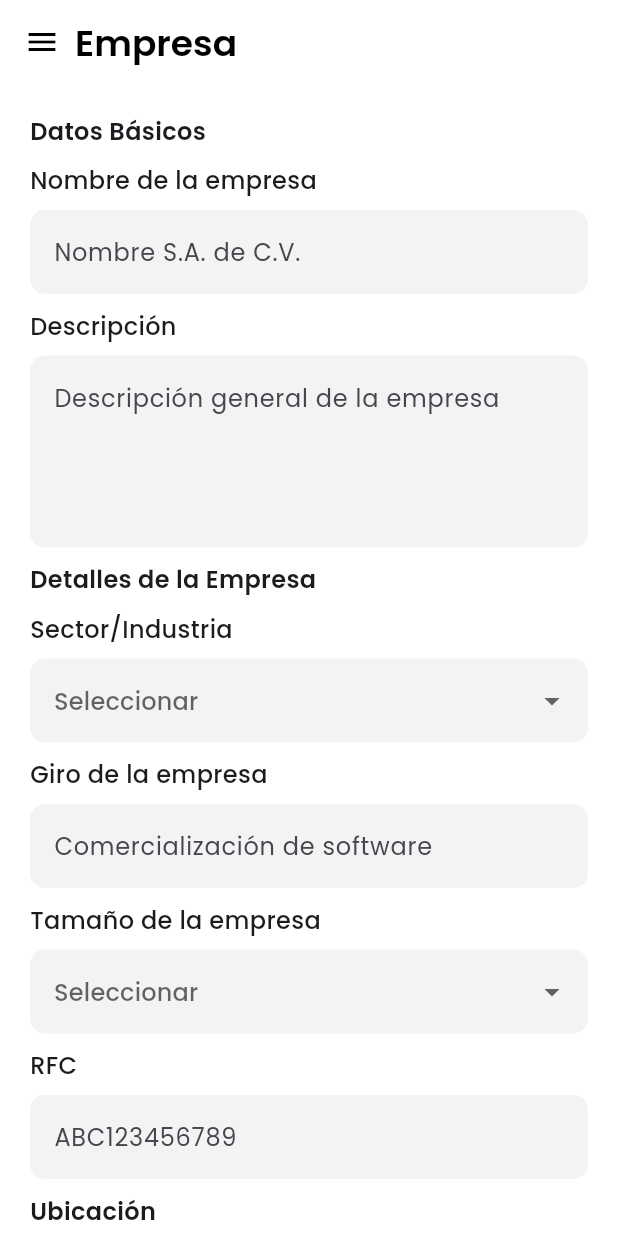
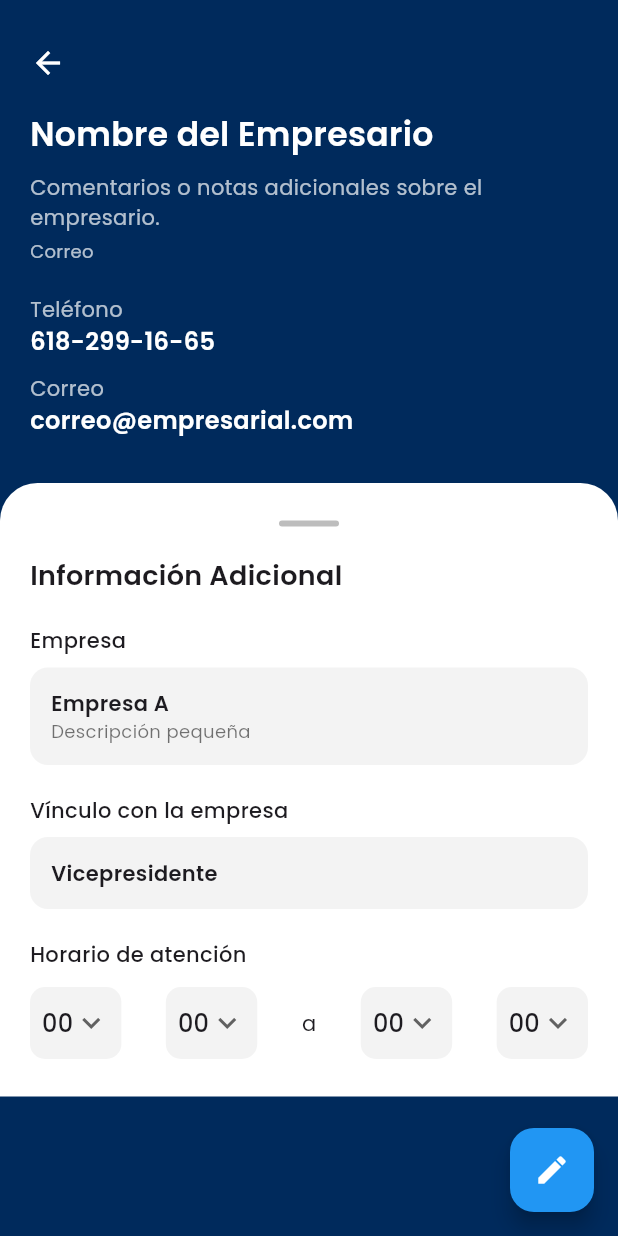
Before and after one commit to AlvaroAceval16/banco_de_proyectos, a Flutter app: the screen it shows after launch, on a phone screen of 412 x 824 dp. Run offline on Flutter 3.47's test engine with Material 3 defaults, Android fonts, the phone set to English and light mode, and no system bars; our stand-ins replace google_fonts.

Commit message:
Info contacto empresa- dependencias de animaciones

```diff
--- a/lib/main.dart
+++ b/lib/main.dart
@@ -1,5 +1,6 @@
 import 'package:banco_de_proyectos/pages/form_empresa.dart';
 import 'package:banco_de_proyectos/pages/form_proyecto.dart';
+import 'package:banco_de_proyectos/pages/info_contacto-empresa.dart';
 //import 'package:banco_de_proyectos/pages/login_page.dart';
 import 'package:flutter/material.dart';
 import 'package:google_fonts/google_fonts.dart';
@@ -17,7 +18,7 @@ class MyApp extends StatelessWidget {
         textTheme: GoogleFonts.poppinsTextTheme(),
       ),
       title: 'Material App',
-      home: FormularioEmpresa(),
+      home: InfoContactoEmpresa(),
     );
   }
 }
--- /dev/null
+++ b/lib/pages/info_contacto-empresa.dart
@@ -0,0 +1,223 @@
+import 'package:flutter/material.dart';
+
+void main() => runApp(InfoContactoEmpresaApp());
+
+class InfoContactoEmpresaApp extends StatelessWidget {
+  @override
+  Widget build(BuildContext context) {
+    return MaterialApp(
+      home: InfoContactoEmpresa(),
+      debugShowCheckedModeBanner: false,
+    );
+  }
+}
+
+class InfoContactoEmpresa extends StatelessWidget {
+  @override
+  Widget build(BuildContext context) {
+    return Scaffold(
+      backgroundColor: Color(0xFF002A5C),
+      floatingActionButton: FloatingActionButton(
+        onPressed: () {
+          // Acción para editar
+        },
+        backgroundColor: Colors.blue,
+        child: Icon(Icons.edit, color: Colors.white),
+      ),
+      body: Column(
+        children: [
+          Expanded(
+            child: ListView(
+              children: [
+                // Parte azul superior
+                Container(
+                  decoration: BoxDecoration(
+                    color: Color(0xFF002A5C), // azul oscuro
+                    borderRadius: BorderRadius.vertical(bottom: Radius.circular(20)),
+                  ),
+                  padding: EdgeInsets.symmetric(horizontal: 20, vertical: 30),
+                  child: Column(
+                    crossAxisAlignment: CrossAxisAlignment.start,
+                    children: [
+                      Icon(Icons.arrow_back, color: Colors.white),
+                      SizedBox(height: 20),
+                      Text(
+                        "Nombre del Empresario",
+                        style: TextStyle(
+                          fontSize: 22,
+                          fontWeight: FontWeight.bold,
+                          fontFamily: 'Poppins',
+                          color: Colors.white,
+                        ),
+                      ),
+                      SizedBox(height: 10),
+                      Text(
+                        "Comentarios o notas adicionales sobre el empresario.",
+                        style: TextStyle(
+                          fontSize: 14,
+                          color: Colors.white70,
+                          fontFamily: 'Poppins',
+                        ),
+                      ),
+                      SizedBox(height: 4),
+                      Text(
+                        "Correo",
+                        style: TextStyle(
+                          fontSize: 12,
+                          color: Colors.white70,
+                          fontFamily: 'Poppins',
+                        ),
+                      ),
+                      SizedBox(height: 20),
+                      Text(
+                        "Teléfono",
+                        style: TextStyle(color: Colors.white70, fontFamily: 'Poppins'),
+                      ),
+                      Text(
+                        "618-299-16-65",
+                        style: TextStyle(
+                          color: Colors.white,
+                          fontSize: 16,
+                          fontWeight: FontWeight.bold,
+                          fontFamily: 'Poppins',
+                        ),
+                      ),
+                      SizedBox(height: 10),
+                      Text(
+                        "Correo",
+                        style: TextStyle(color: Colors.white70, fontFamily: 'Poppins'),
+                      ),
+                      Text(
+                        "correo@empresarial.com",
+                        style: TextStyle(
+                          color: Colors.white,
+                          fontSize: 16,
+                          fontWeight: FontWeight.bold,
+                          fontFamily: 'Poppins',
+                        ),
+                      ),
+                    ],
+                  ),
+                ),
+
+                // Parte blanca inferior
+                Container(
+                  padding: EdgeInsets.symmetric(horizontal: 20, vertical: 25),
+                  decoration: BoxDecoration(
+                    color: Colors.white,
+                    borderRadius: BorderRadius.vertical(top: Radius.circular(25)),
+                  ),
+                  child: Column(
+                    crossAxisAlignment: CrossAxisAlignment.start,
+                    children: [
+                      Center(
+                        child: Container(
+                          width: 40,
+                          height: 4,
+                          decoration: BoxDecoration(
+                            color: Colors.black26,
+                            borderRadius: BorderRadius.circular(10),
+                          ),
+                        ),
+                      ),
+                      SizedBox(height: 20),
+                      Text(
+                        "Información Adicional",
+                        style: TextStyle(
+                          fontSize: 18,
+                          fontWeight: FontWeight.bold,
+                          fontFamily: 'Poppins',
+                        ),
+                      ),
+                      SizedBox(height: 20),
+                      Text("Empresa", style: _labelStyle()),
+                      SizedBox(height: 8),
+                      _infoBox("Empresa A", "Descripción pequeña"),
+                      SizedBox(height: 20),
+                      Text("Vínculo con la empresa", style: _labelStyle()),
+                      SizedBox(height: 8),
+                      _infoBox("Vicepresidente"),
+                      SizedBox(height: 20),
+                      Text("Horario de atención", style: _labelStyle()),
+                      SizedBox(height: 12),
+                      Row(
+                        mainAxisAlignment: MainAxisAlignment.spaceBetween,
+                        children: [
+                          _timeDropdown("00"),
+                          _timeDropdown("00"),
+                          Text("a", style: TextStyle(fontFamily: 'Poppins')),
+                          _timeDropdown("00"),
+                          _timeDropdown("00"),
+                        ],
+                      ),
+                    ],
+                  ),
+                ),
+              ],
+            ),
+          ),
+        ],
+      ),
+    );
+  }
+
+  TextStyle _labelStyle() {
+    return TextStyle(
+      fontSize: 14,
+      fontFamily: 'Poppins',
+      fontWeight: FontWeight.w500,
+    );
+  }
+
+  Widget _infoBox(String title, [String? subtitle]) {
+    return Container(
+      width: double.infinity,
+      padding: EdgeInsets.all(14),
+      decoration: BoxDecoration(
+        color: Color(0xFFF3F3F3),
+        borderRadius: BorderRadius.circular(12),
+      ),
+      child: Column(
+        crossAxisAlignment: CrossAxisAlignment.start,
+        children: [
+          Text(title,
+              style: TextStyle(
+                fontFamily: 'Poppins',
+                fontWeight: FontWeight.w600,
+              )),
+          if (subtitle != null)
+            Text(
+              subtitle,
+              style: TextStyle(
+                fontFamily: 'Poppins',
+                fontSize: 12,
+                color: Colors.black54,
+              ),
+            ),
+        ],
+      ),
+    );
+  }
+
+  Widget _timeDropdown(String value) {
+    return Container(
+      padding: EdgeInsets.symmetric(horizontal: 8),
+      decoration: BoxDecoration(
+        color: Color(0xFFF3F3F3),
+        borderRadius: BorderRadius.circular(10),
+      ),
+      child: DropdownButton<String>(
+        value: value,
+        underline: SizedBox(),
+        icon: Icon(Icons.keyboard_arrow_down),
+        items: List.generate(24, (index) => index.toString().padLeft(2, '0')).map((val) {
+          return DropdownMenuItem(
+            value: val,
+            child: Text(val),
+          );
+        }).toList(),
+        onChanged: (_) {},
+      ),
+    );
+  }
+}
--- a/pubspec.yaml
+++ b/pubspec.yaml
@@ -35,6 +35,7 @@ dependencies:
   # Use with the CupertinoIcons class for iOS style icons.
   cupertino_icons: ^1.0.8
   google_fonts: ^6.2.1
+  flutter_animate: ^4.5.2
 
 dev_dependencies:
   flutter_test:
```
Also changed, not shown: pubspec.lock.
